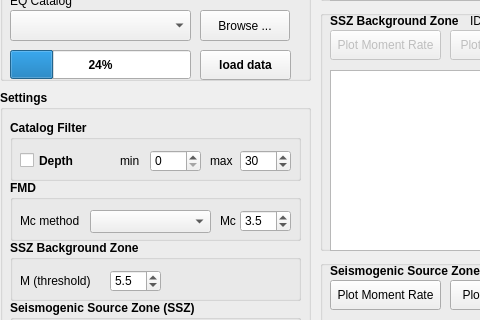
feuchner/seismicsource-toolkit, file mt_seismicsource/ui_seismicsource.ui: the form before one commit; both pictures show x 0 to 480 and y 220 to 540 of the 871 by 720 pixel window.
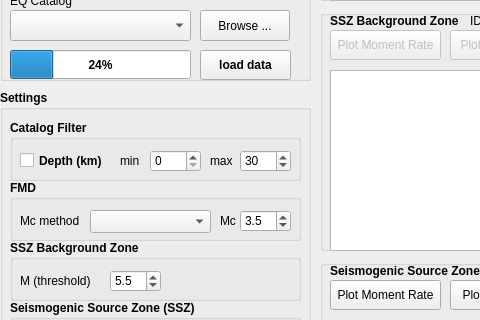
The form after the commit.

Commit message: implemented depth filter

The edit to the form file:
```diff
--- a/mt_seismicsource/ui_seismicsource.ui
+++ b/mt_seismicsource/ui_seismicsource.ui
@@ -262,12 +262,12 @@
        <rect>
         <x>10</x>
         <y>30</y>
-        <width>81</width>
+        <width>91</width>
         <height>21</height>
        </rect>
       </property>
       <property name="text">
-       <string>Depth</string>
+       <string>Depth (km)</string>
       </property>
      </widget>
     </widget>
```
Left out of the diff: 21 changed lines with no effect on the pictures. The commit also changes 5 other files.
